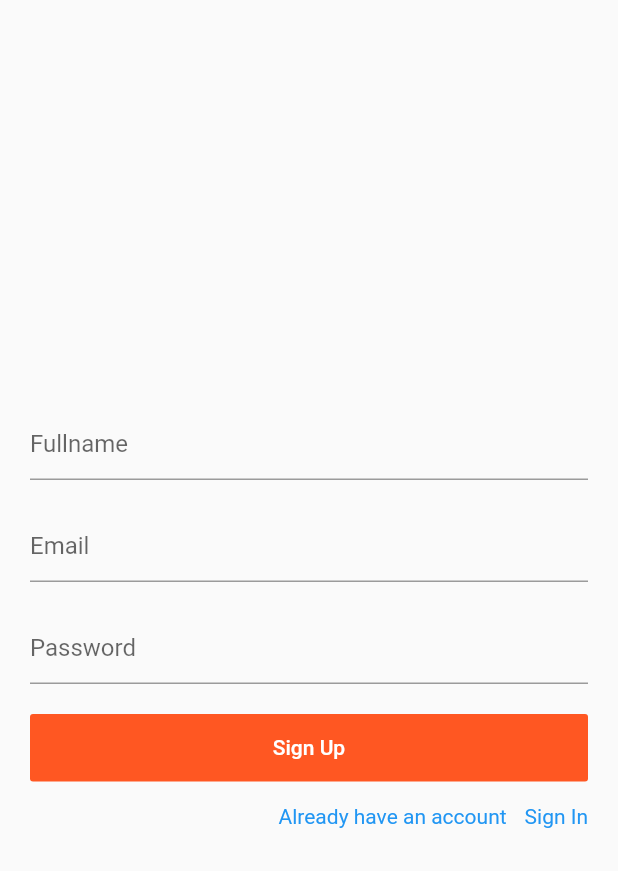
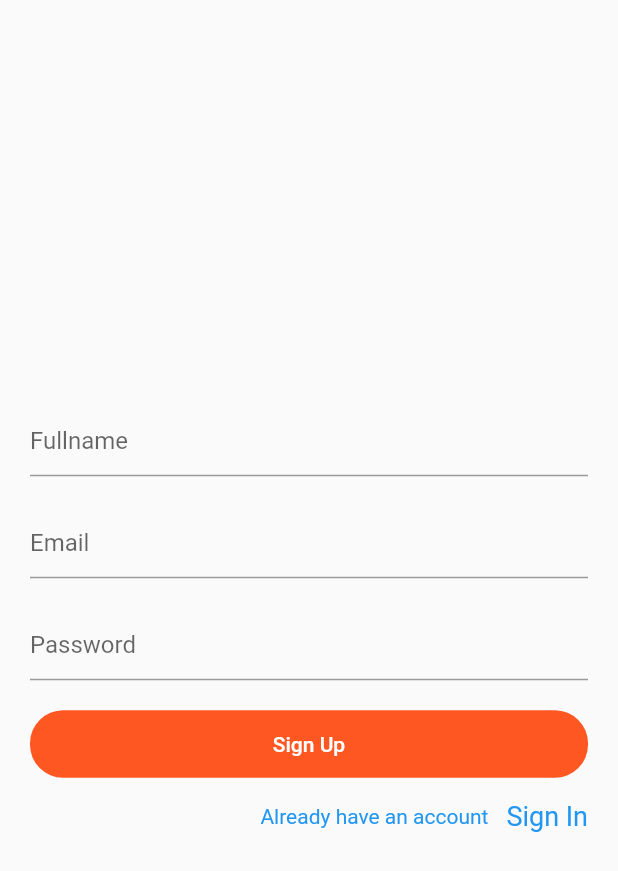
Before and after one commit to Ibrohimjonn/planlarim, a Flutter app: the screen it shows after launch, after a tap on "Sign Up", on a phone screen of 412 x 824 dp. Shown: the top 871 px of the screen. Run offline on Flutter 3.47's test engine with Material 2 defaults, Android fonts, the phone set to English and light mode, and no system bars; our stand-ins replace firebase_auth, firebase_database, fluttertoast, shared_preferences; accounts and stored records are empty.

Commit message:
hello zuzi

```diff
--- a/lib/pages/detail_page.dart
+++ b/lib/pages/detail_page.dart
@@ -43,6 +43,7 @@ class _DetailState extends State<Detail> {
       appBar: AppBar(
         title: Text('Add Post'),
         centerTitle: true,
+        backgroundColor: Colors.deepOrange,
       ),
       body: SingleChildScrollView(
         child: Container(
@@ -76,9 +77,12 @@ class _DetailState extends State<Detail> {
               Container(
                 width: double.infinity,
                 height: 45,
+                decoration: BoxDecoration(
+                  borderRadius: BorderRadius.circular(22),
+                  color: Colors.deepOrange,
+                ),
                 child: FlatButton(
                   onPressed: _addPost,
-                  color: Colors.blue,
                   child: Text('Add',style: TextStyle(color: Colors.white),),
                 ),
               ),
--- a/lib/pages/home_page.dart
+++ b/lib/pages/home_page.dart
@@ -94,14 +94,14 @@ class _HomeState extends State<Home> {
             height: 10,
           ),
           Text(
-            post.name,
+            post.content,
             style: TextStyle(color: Colors.black, fontSize: 20),
           ),
           SizedBox(
             height: 10,
           ),
           Text(
-            post.content,
+            post.name,
             style: TextStyle(color: Colors.black, fontSize: 16),
           ),
         ],
--- a/lib/pages/signin_page.dart
+++ b/lib/pages/signin_page.dart
@@ -73,8 +73,11 @@ class _SignInState extends State<SignIn> {
                 Container(
                   width: double.infinity,
                   height: 45,
+                  decoration: BoxDecoration(
+                    borderRadius: BorderRadius.circular(22),
+                    color: Colors.deepOrange,
+                  ),
                   child: FlatButton(
-                    color: Colors.deepOrange,
                     onPressed: _doSignIn,
                     child: Text('Sign In',style: TextStyle(color: Colors.white),),
                   ),
@@ -89,7 +92,7 @@ class _SignInState extends State<SignIn> {
                       onTap: (){
                         Navigator.pushNamed(context, SignUp.id);
                       },
-                      child: Text('Sign Up',style: TextStyle(color: Colors.blue),),
+                      child: Text('Sign Up',style: TextStyle(color: Colors.blue,fontSize: 18),),
                     ),
                   ],
                 ),
--- a/lib/pages/signup_page.dart
+++ b/lib/pages/signup_page.dart
@@ -85,8 +85,11 @@ class _SignUpState extends State<SignUp> {
                 Container(
                   width: double.infinity,
                   height: 45,
+                  decoration: BoxDecoration(
+                    borderRadius: BorderRadius.circular(22),
+                    color: Colors.deepOrange,
+                  ),
                   child: FlatButton(
-                    color: Colors.deepOrange,
                     onPressed: _doSignUp,
                     child: Text('Sign Up',style: TextStyle(color: Colors.white),),
                   ),
@@ -101,7 +104,7 @@ class _SignUpState extends State<SignUp> {
                       onTap: (){
                         Navigator.pushNamed(context, SignIn.id);
                       },
-                      child: Text('Sign In',style: TextStyle(color: Colors.blue),),
+                      child: Text('Sign In',style: TextStyle(color: Colors.blue,fontSize: 18),),
                     ),
                   ],
                 ),
```
